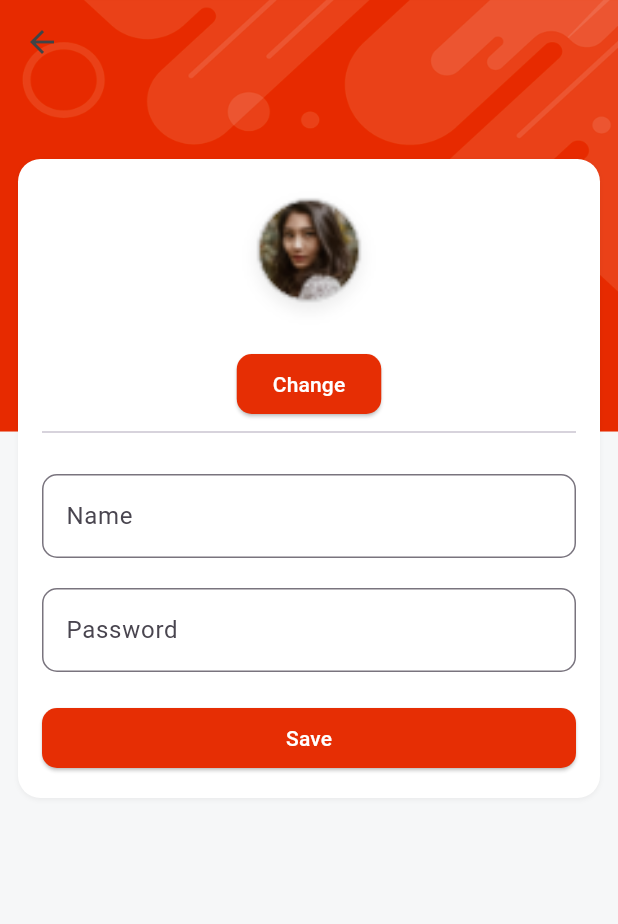
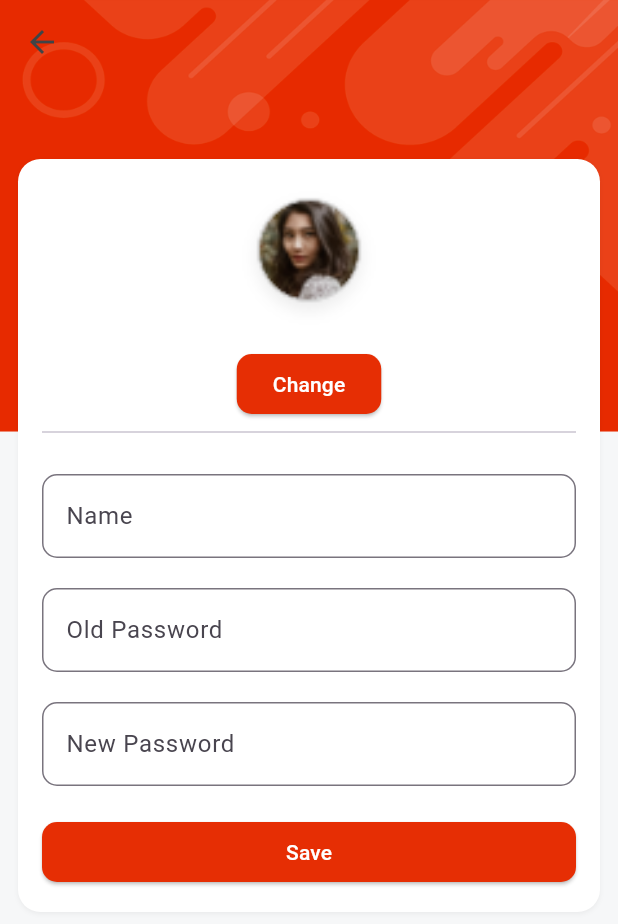
Before and after one commit to ronakJeengar/Shopping-App, a Flutter app: the EditProfileScreen screen opened directly with empty values, on a phone screen of 412 x 824 dp. Shown: the top 924 px of the screen. Run offline on Flutter 3.47's test engine with Material 3 defaults, Android fonts, the phone set to English and light mode, and no system bars; our stand-ins replace cloud_firestore, firebase_auth, firebase_core, firebase_storage, get, image_picker and 2 more; accounts and stored records are empty; Roboto replaces fonts that are missing (sans_regular).

Commit message:
edit profiler screen completed

```diff
--- a/lib/screens/profile_screen/components/edit_profile.dart
+++ b/lib/screens/profile_screen/components/edit_profile.dart
@@ -76,10 +76,22 @@ class _EditProfileScreenState extends State<EditProfileScreen> {
               ),
               20.heightBox,
               TextFormField(
-                controller: profileController.passwordController,
+                controller: profileController.oldPasswordController,
                 obscureText: true,
                 decoration: InputDecoration(
-                  labelText: 'Password',
+                  labelText: 'Old Password',
+                  border: OutlineInputBorder(
+                    borderRadius:
+                        BorderRadius.circular(10.0), // Adjust the border radius
+                  ),
+                ),
+              ),
+              20.heightBox,
+              TextFormField(
+                controller: profileController.newPasswordController,
+                obscureText: true,
+                decoration: InputDecoration(
+                  labelText: 'New Password',
                   border: OutlineInputBorder(
                     borderRadius:
                         BorderRadius.circular(10.0), // Adjust the border radius
@@ -96,15 +108,36 @@ class _EditProfileScreenState extends State<EditProfileScreen> {
                       child: ElevatedButton(
                           onPressed: () async {
                             profileController.isLoading(true);
+                            if (profileController.profileImgPath.isNotEmpty) {
                               await profileController.uploadProfileImage();
+                            } else {
+                              profileController.profileImageLink =
+                                  userData['imageUrl'];
+                            }
+
+                            //If old password matches with the current user database password
+                            if (userData['password'] ==
+                                profileController.oldPasswordController.text) {
+                              //authenticate after checking the password
+                              await profileController.changeAuthPassword(
+                                  email: userData['email'],
+                                  password: profileController
+                                      .oldPasswordController.text,
+                                  newpassword: profileController
+                                      .newPasswordController.text);
+
                               await profileController.updateProfile(
                                   imageUrl: profileController.profileImageLink,
                                   username:
                                       profileController.usernameController.text,
-                                password:
-                                    profileController.passwordController.text);
+                                  password: profileController
+                                      .newPasswordController.text);
+                              VxToast.show(context, msg: "Profile updated");
+                            } else {
                               VxToast.show(context,
-                                msg: "Profile updated Successfully");
+                                  msg: "Password did not match.");
+                              profileController.isLoading(false);
+                            }
                           },
                           style: ElevatedButton.styleFrom(
                               foregroundColor: Colors.white,
```
Lines whose indentation alone changed are shown as unchanged.
